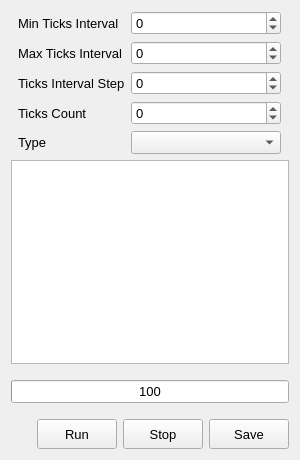
The window that precisiontest/mainwindow.ui (lukinalexeyg/LTimer) describes before a commit, drawn with Qt 5.
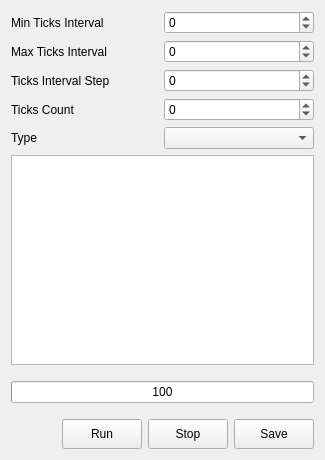
The same window after the commit.

Diff of the .ui file:
```diff
--- a/precisiontest/mainwindow.ui
+++ b/precisiontest/mainwindow.ui
@@ -6,19 +6,25 @@
    <rect>
     <x>0</x>
     <y>0</y>
-    <width>300</width>
+    <width>325</width>
     <height>460</height>
    </rect>
   </property>
+  <property name="sizePolicy">
+   <sizepolicy hsizetype="Fixed" vsizetype="Preferred">
+    <horstretch>0</horstretch>
+    <verstretch>0</verstretch>
+   </sizepolicy>
+  </property>
   <property name="minimumSize">
    <size>
-    <width>300</width>
-    <height>460</height>
+    <width>325</width>
+    <height>350</height>
    </size>
   </property>
   <property name="maximumSize">
    <size>
-    <width>16777215</width>
+    <width>325</width>
     <height>16777215</height>
    </size>
   </property>
@@ -27,22 +33,123 @@
   </property>
   <widget class="QWidget" name="centralWidget">
    <layout class="QGridLayout" name="gridLayout_2">
-    <item row="0" column="0">
-     <spacer name="horizontalSpacer_3">
-      <property name="orientation">
-       <enum>Qt::Horizontal</enum>
-      </property>
-      <property name="sizeHint" stdset="0">
-       <size>
-        <width>29</width>
-        <height>20</height>
-       </size>
-      </property>
-     </spacer>
-    </item>
-    <item row="0" column="1">
+    <item row="0" column="0" colspan="2">
      <layout class="QGridLayout" name="gridLayout">
-      <item row="4" column="0">
+      <item row="0" column="0">
+       <widget class="QLabel" name="label">
+        <property name="sizePolicy">
+         <sizepolicy hsizetype="Preferred" vsizetype="Preferred">
+          <horstretch>0</horstretch>
+          <verstretch>0</verstretch>
+         </sizepolicy>
+        </property>
+        <property name="minimumSize">
+         <size>
+          <width>107</width>
+          <height>0</height>
+         </size>
+        </property>
+        <property name="font">
+         <font>
+          <pointsize>9</pointsize>
+         </font>
+        </property>
+        <property name="text">
+         <string>Min Ticks Interval</string>
+        </property>
+       </widget>
+      </item>
+      <item row="0" column="1">
+       <widget class="QSpinBox" name="spinBox_minTicksInterval">
+        <property name="sizePolicy">
+         <sizepolicy hsizetype="Fixed" vsizetype="Fixed">
+          <horstretch>0</horstretch>
+          <verstretch>0</verstretch>
+         </sizepolicy>
+        </property>
+        <property name="minimumSize">
+         <size>
+          <width>150</width>
+          <height>0</height>
+         </size>
+        </property>
+        <property name="maximumSize">
+         <size>
+          <width>16777215</width>
+          <height>200</height>
+         </size>
+        </property>
+        <property name="font">
+         <font>
+          <pointsize>9</pointsize>
+         </font>
+        </property>
+        <property name="minimum">
+         <number>-2147483647</number>
+        </property>
+        <property name="maximum">
+         <number>2147483647</number>
+        </property>
+       </widget>
+      </item>
+      <item row="1" column="0">
+       <widget class="QLabel" name="label_4">
+        <property name="sizePolicy">
+         <sizepolicy hsizetype="Preferred" vsizetype="Preferred">
+          <horstretch>0</horstretch>
+          <verstretch>0</verstretch>
+         </sizepolicy>
+        </property>
+        <property name="minimumSize">
+         <size>
+          <width>107</width>
+          <height>0</height>
+         </size>
+        </property>
+        <property name="font">
+         <font>
+          <pointsize>9</pointsize>
+         </font>
+        </property>
+        <property name="text">
+         <string>Max Ticks Interval</string>
+        </property>
+       </widget>
+      </item>
+      <item row="1" column="1">
+       <widget class="QSpinBox" name="spinBox_maxTicksInterval">
+        <property name="sizePolicy">
+         <sizepolicy hsizetype="Fixed" vsizetype="Fixed">
+          <horstretch>0</horstretch>
+          <verstretch>0</verstretch>
+         </sizepolicy>
+        </property>
+        <property name="minimumSize">
+         <size>
+          <width>150</width>
+          <height>0</height>
+         </size>
+        </property>
+        <property name="maximumSize">
+         <size>
+          <width>16777215</width>
+          <height>200</height>
+         </size>
+        </property>
+        <property name="font">
+         <font>
+          <pointsize>9</pointsize>
+         </font>
+        </property>
+        <property name="minimum">
+         <number>-2147483647</number>
+        </property>
+        <property name="maximum">
+         <number>2147483647</number>
+        </property>
+       </widget>
+      </item>
+      <item row="2" column="0">
        <widget class="QLabel" name="label_11">
         <property name="sizePolicy">
          <sizepolicy hsizetype="Preferred" vsizetype="Preferred">
@@ -58,7 +165,7 @@
         </property>
         <property name="font">
          <font>
-          <pointsize>10</pointsize>
+          <pointsize>9</pointsize>
          </font>
         </property>
         <property name="text">
@@ -66,64 +173,7 @@
         </property>
        </widget>
       </item>
-      <item row="5" column="0">
-       <widget class="QLabel" name="label_8">
-        <property name="sizePolicy">
-         <sizepolicy hsizetype="Preferred" vsizetype="Preferred">
-          <horstretch>0</horstretch>
-          <verstretch>0</verstretch>
-         </sizepolicy>
-        </property>
-        <property name="minimumSize">
-         <size>
-          <width>107</width>
-          <height>0</height>
-         </size>
-        </property>
-        <property name="font">
-         <font>
-          <pointsize>10</pointsize>
-         </font>
-        </property>
-        <property name="text">
-         <string>Ticks Count</string>
-        </property>
-       </widget>
-      </item>
       <item row="2" column="1">
-       <widget class="QSpinBox" name="spinBox_minTicksInterval">
-        <property name="sizePolicy">
-         <sizepolicy hsizetype="Fixed" vsizetype="Fixed">
-          <horstretch>0</horstretch>
-          <verstretch>0</verstretch>
-         </sizepolicy>
-        </property>
-        <property name="minimumSize">
-         <size>
-          <width>150</width>
-          <height>0</height>
-         </size>
-        </property>
-        <property name="maximumSize">
-         <size>
-          <width>16777215</width>
-          <height>200</height>
-         </size>
-        </property>
-        <property name="font">
-         <font>
-          <pointsize>10</pointsize>
-         </font>
-        </property>
-        <property name="minimum">
-         <number>-2147483647</number>
-        </property>
-        <property name="maximum">
-         <number>2147483647</number>
-        </property>
-       </widget>
-      </item>
-      <item row="4" column="1">
        <widget class="QSpinBox" name="spinBox_ticksIntervalStep">
         <property name="sizePolicy">
          <sizepolicy hsizetype="Fixed" vsizetype="Fixed">
@@ -145,64 +195,7 @@
         </property>
         <property name="font">
          <font>
-          <pointsize>10</pointsize>
-         </font>
-        </property>
-        <property name="minimum">
-         <number>-2147483647</number>
-        </property>
-        <property name="maximum">
-         <number>2147483647</number>
-        </property>
-       </widget>
-      </item>
-      <item row="2" column="0">
-       <widget class="QLabel" name="label">
-        <property name="sizePolicy">
-         <sizepolicy hsizetype="Preferred" vsizetype="Preferred">
-          <horstretch>0</horstretch>
-          <verstretch>0</verstretch>
-         </sizepolicy>
-        </property>
-        <property name="minimumSize">
-         <size>
-          <width>107</width>
-          <height>0</height>
-         </size>
-        </property>
-        <property name="font">
-         <font>
-          <pointsize>10</pointsize>
-         </font>
-        </property>
-        <property name="text">
-         <string>Min Ticks Interval</string>
-        </property>
-       </widget>
-      </item>
-      <item row="3" column="1">
-       <widget class="QSpinBox" name="spinBox_maxTicksInterval">
-        <property name="sizePolicy">
-         <sizepolicy hsizetype="Fixed" vsizetype="Fixed">
-          <horstretch>0</horstretch>
-          <verstretch>0</verstretch>
-         </sizepolicy>
-        </property>
-        <property name="minimumSize">
-         <size>
-          <width>150</width>
-          <height>0</height>
-         </size>
-        </property>
-        <property name="maximumSize">
-         <size>
-          <width>16777215</width>
-          <height>200</height>
-         </size>
-        </property>
-        <property name="font">
-         <font>
-          <pointsize>10</pointsize>
+          <pointsize>9</pointsize>
          </font>
         </property>
         <property name="minimum">
@@ -214,7 +207,7 @@
        </widget>
       </item>
       <item row="3" column="0">
-       <widget class="QLabel" name="label_4">
+       <widget class="QLabel" name="label_8">
         <property name="sizePolicy">
          <sizepolicy hsizetype="Preferred" vsizetype="Preferred">
           <horstretch>0</horstretch>
@@ -229,42 +222,15 @@
         </property>
         <property name="font">
          <font>
-          <pointsize>10</pointsize>
+          <pointsize>9</pointsize>
          </font>
         </property>
         <property name="text">
-         <string>Max Ticks Interval</string>
+         <string>Ticks Count</string>
         </property>
        </widget>
       </item>
-      <item row="6" column="1">
-       <widget class="QComboBox" name="comboBox_type">
-        <property name="sizePolicy">
-         <sizepolicy hsizetype="Fixed" vsizetype="Fixed">
-          <horstretch>0</horstretch>
-          <verstretch>0</verstretch>
-         </sizepolicy>
-        </property>
-        <property name="minimumSize">
-         <size>
-          <width>150</width>
-          <height>0</height>
-         </size>
-        </property>
-        <property name="maximumSize">
-         <size>
-          <width>16777215</width>
-          <height>200</height>
-         </size>
-        </property>
-        <property name="font">
-         <font>
-          <pointsize>10</pointsize>
-         </font>
-        </property>
-       </widget>
-      </item>
-      <item row="5" column="1">
+      <item row="3" column="1">
        <widget class="QSpinBox" name="spinBox_ticksCount">
         <property name="sizePolicy">
          <sizepolicy hsizetype="Fixed" vsizetype="Fixed">
@@ -286,7 +252,7 @@
         </property>
         <property name="font">
          <font>
-          <pointsize>10</pointsize>
+          <pointsize>9</pointsize>
          </font>
         </property>
         <property name="minimum">
@@ -297,7 +263,7 @@
         </property>
        </widget>
       </item>
-      <item row="6" column="0">
+      <item row="4" column="0">
        <widget class="QLabel" name="label_12">
         <property name="sizePolicy">
          <sizepolicy hsizetype="Preferred" vsizetype="Preferred">
@@ -313,7 +279,7 @@
         </property>
         <property name="font">
          <font>
-          <pointsize>10</pointsize>
+          <pointsize>9</pointsize>
          </font>
         </property>
         <property name="text">
@@ -321,22 +287,36 @@
         </property>
        </widget>
       </item>
+      <item row="4" column="1">
+       <widget class="QComboBox" name="comboBox_type">
+        <property name="sizePolicy">
+         <sizepolicy hsizetype="Fixed" vsizetype="Fixed">
+          <horstretch>0</horstretch>
+          <verstretch>0</verstretch>
+         </sizepolicy>
+        </property>
+        <property name="minimumSize">
+         <size>
+          <width>150</width>
+          <height>0</height>
+         </size>
+        </property>
+        <property name="maximumSize">
+         <size>
+          <width>16777215</width>
+          <height>200</height>
+         </size>
+        </property>
+        <property name="font">
+         <font>
+          <pointsize>9</pointsize>
+         </font>
+        </property>
+       </widget>
+      </item>
      </layout>
     </item>
-    <item row="0" column="2">
-     <spacer name="horizontalSpacer_2">
-      <property name="orientation">
-       <enum>Qt::Horizontal</enum>
-      </property>
-      <property name="sizeHint" stdset="0">
-       <size>
-        <width>30</width>
-        <height>20</height>
-       </size>
-      </property>
-     </spacer>
-    </item>
-    <item row="1" column="0" colspan="3">
+    <item row="1" column="0" colspan="2">
      <widget class="QTextBrowser" name="textBrowser"/>
     </item>
     <item row="2" column="1">
@@ -355,24 +335,6 @@
       </property>
      </spacer>
     </item>
-    <item row="3" column="0" colspan="3">
-     <widget class="QProgressBar" name="progressBar">
-      <property name="font">
-       <font>
-        <pointsize>10</pointsize>
-       </font>
-      </property>
-      <property name="value">
-       <number>0</number>
-      </property>
-      <property name="alignment">
-       <set>Qt::AlignCenter</set>
-      </property>
-      <property name="format">
-       <string>%m</string>
-      </property>
-     </widget>
-    </item>
     <item row="4" column="1">
      <spacer name="verticalSpacer_2">
       <property name="orientation">
@@ -389,7 +351,7 @@
       </property>
      </spacer>
     </item>
-    <item row="5" column="0" colspan="3">
+    <item row="5" column="0" colspan="2">
      <layout class="QHBoxLayout" name="horizontalLayout_2">
       <item>
        <spacer name="horizontalSpacer">
@@ -414,7 +376,7 @@
         </property>
         <property name="font">
          <font>
-          <pointsize>10</pointsize>
+          <pointsize>9</pointsize>
          </font>
         </property>
         <property name="text">
@@ -432,7 +394,7 @@
         </property>
         <property name="font">
          <font>
-          <pointsize>10</pointsize>
+          <pointsize>9</pointsize>
          </font>
         </property>
         <property name="text">
@@ -450,7 +412,7 @@
         </property>
         <property name="font">
          <font>
-          <pointsize>10</pointsize>
+          <pointsize>9</pointsize>
          </font>
         </property>
         <property name="text">
@@ -460,6 +422,24 @@
       </item>
      </layout>
     </item>
+    <item row="3" column="0" colspan="2">
+     <widget class="QProgressBar" name="progressBar">
+      <property name="font">
+       <font>
+        <pointsize>9</pointsize>
+       </font>
+      </property>
+      <property name="value">
+       <number>0</number>
+      </property>
+      <property name="alignment">
+       <set>Qt::AlignCenter</set>
+      </property>
+      <property name="format">
+       <string>%m</string>
+      </property>
+     </widget>
+    </item>
    </layout>
   </widget>
  </widget>
```
